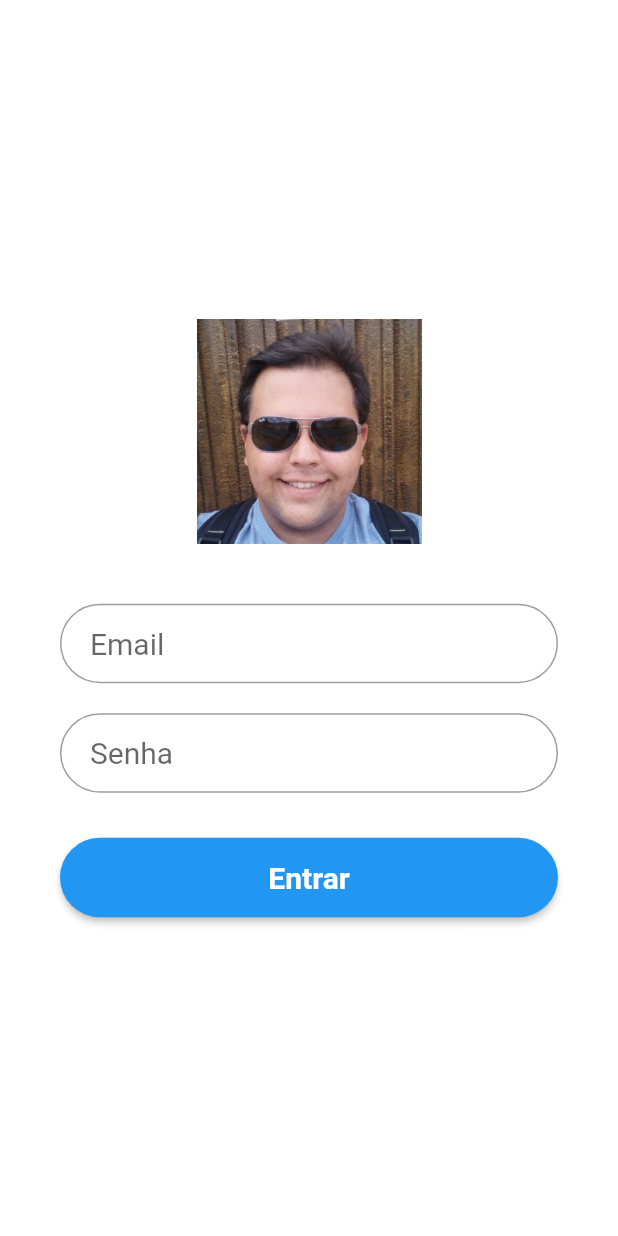
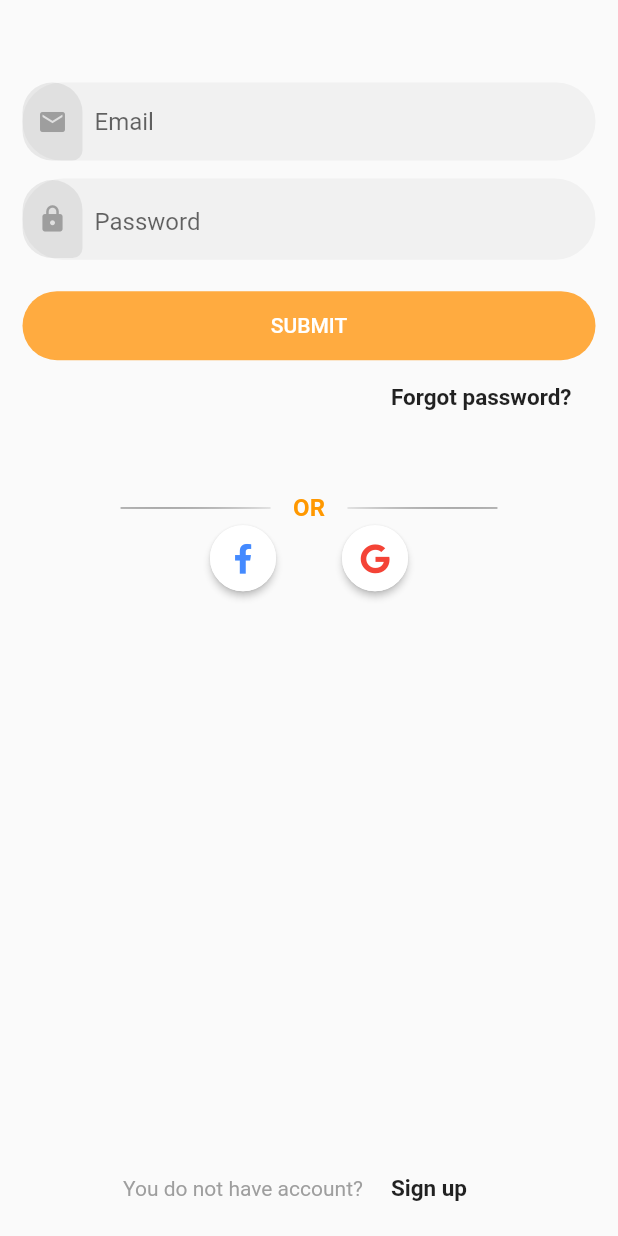
Before and after one commit to Maikonsemd/ParqueappFrontEnd, a Flutter app: the screen it shows after launch, on a phone screen of 412 x 824 dp. Run offline on Flutter 3.47's test engine with Material 2 defaults, Android fonts, the phone set to English and light mode, and no system bars; our stand-ins replace font_awesome_flutter, image_picker, sqflite; missing offline and left inert: dart:ffi, testelogin; accounts and stored records are empty; Roboto replaces fonts that are missing (Montserrat).

```diff
--- /dev/null
+++ b/lib/screen/LoginScreen2.dart
@@ -0,0 +1,310 @@
+import 'package:flutter/material.dart';
+import 'package:flutter/cupertino.dart';
+import 'package:font_awesome_flutter/font_awesome_flutter.dart';
+
+class LoginPage extends StatefulWidget {
+  @override
+  _LoginPageState createState() => _LoginPageState();
+}
+
+class _LoginPageState extends State<LoginPage> {
+  final GlobalKey<FormState> _key = new GlobalKey();
+  final TextEditingController _emailController = new TextEditingController();
+  final TextEditingController _passwordController = new TextEditingController();
+  final scaffoldKey = new GlobalKey<ScaffoldState>();
+  bool _validate = false;
+  bool visible = true;
+  String mobile, password;
+  @override
+  void initState() {
+    super.initState();
+  }
+
+  @override
+  Widget build(BuildContext context) {
+    return new Scaffold(
+      key: scaffoldKey,
+      bottomNavigationBar: new Container(
+          width: MediaQuery.of(context).size.width, child: _linkSignUp()),
+      body: new Form(key: _key, autovalidate: _validate, child: _body(context)),
+    );
+  }
+
+  _body(BuildContext context) =>
+      ListView(physics: BouncingScrollPhysics(), children: <Widget>[
+        Container(
+            padding: EdgeInsets.all(15),
+            child: Column(children: <Widget>[_formUI(), _socialSignIn()]))
+      ]);
+  @override
+  void dispose() {
+    if (this.mounted) super.dispose();
+    _emailController.dispose();
+    _passwordController.dispose();
+  }
+
+  _formUI() {
+    return new Container(
+      child: Column(
+        mainAxisAlignment: MainAxisAlignment.center,
+        children: <Widget>[
+          SizedBox(height: 40.0),
+          _inputEmail(),
+          SizedBox(height: 12.0),
+          _inputPassword(),
+          SizedBox(height: 20.0),
+          SizedBox(
+              width: double.infinity,
+              child: RaisedButton(
+                color: Colors.orangeAccent,
+                textColor: Colors.white,
+                splashColor: Colors.orange,
+                elevation: 0,
+                highlightElevation: 0,
+                padding: const EdgeInsets.all(15.0),
+                child: Text("Submit".toUpperCase()),
+                onPressed: () {
+                  _sendToServer();
+                },
+                shape: RoundedRectangleBorder(
+                    borderRadius: BorderRadius.circular(30.0)),
+              )),
+          _linkForgotPassword()
+        ],
+      ),
+    );
+  }
+
+  _inputEmail() {
+    return new TextFormField(
+      controller: _emailController,
+      decoration: new InputDecoration(
+        contentPadding: const EdgeInsets.all(16.0),
+        hintText: 'Email',
+        prefixIcon: _prefixIcon(Icons.email),
+        border: OutlineInputBorder(
+            borderRadius: BorderRadius.circular(30.0),
+            borderSide: BorderSide.none),
+        filled: true,
+        fillColor: Colors.grey.withOpacity(0.1),
+      ),
+      keyboardType: TextInputType.emailAddress,
+      validator: validateEmail,
+      onSaved: (str) {
+        mobile = str;
+      },
+    );
+  }
+
+  _inputPassword() {
+    return TextFormField(
+        controller: _passwordController,
+        obscureText: visible,
+        validator: validatePassword,
+        readOnly: true,
+        decoration: InputDecoration(
+            contentPadding: const EdgeInsets.all(16.0),
+            hintText: 'Password',
+            prefixIcon: _prefixIcon(Icons.lock),
+            border: OutlineInputBorder(
+                borderRadius: BorderRadius.circular(30.0),
+                borderSide: BorderSide.none),
+            filled: true,
+            fillColor: Colors.grey.withOpacity(0.1),
+            suffix: InkWell(
+              child: visible
+                  ? Icon(
+                      Icons.visibility_off,
+                      size: 18,
+                      color: Colors.orange,
+                    )
+                  : Icon(
+                      Icons.visibility,
+                      size: 18,
+                      color: Colors.orange,
+                    ),
+              onTap: () {
+                setState(() {
+                  visible = !visible;
+                });
+              },
+            )),
+        onSaved: (str) {
+          password = str;
+        });
+  }
+
+  _prefixIcon(IconData iconData) {
+    return Container(
+        padding: const EdgeInsets.only(top: 16.0, bottom: 16.0),
+        margin: const EdgeInsets.only(right: 8.0),
+        decoration: BoxDecoration(
+            color: Colors.grey.withOpacity(0.2),
+            borderRadius: BorderRadius.only(
+                topLeft: Radius.circular(30.0),
+                bottomLeft: Radius.circular(30.0),
+                topRight: Radius.circular(30.0),
+                bottomRight: Radius.circular(10.0))),
+        child: Icon(
+          iconData,
+          size: 20,
+          color: Colors.grey,
+        ));
+  }
+
+  _linkForgotPassword() {
+    return Row(mainAxisAlignment: MainAxisAlignment.end, children: [
+      new Column(
+          mainAxisAlignment: MainAxisAlignment.spaceBetween,
+          children: <Widget>[
+            FlatButton(
+                child: new Text('Forgot password?',
+                    style: TextStyle(
+                        color: Colors.black87,
+                        fontSize: 15.0,
+                        fontWeight: FontWeight.bold)),
+                onPressed: () {})
+          ])
+    ]);
+  }
+
+  _sendToServer() {
+    if (_key.currentState.validate()) {
+      _key.currentState.save();
+    } else {
+      setState(() {
+        _validate = true;
+      });
+    }
+  }
+
+  _linkSignUp() => Padding(
+        padding: EdgeInsets.all(8.0),
+        child: Row(
+          mainAxisAlignment: MainAxisAlignment.center,
+          children: <Widget>[
+            new Text('You do not have account?',
+                style: TextStyle(color: Colors.grey)),
+            new FlatButton(
+              child: new Text('Sign up',
+                  style: TextStyle(
+                      color: Colors.black87,
+                      //decoration: TextDecoration.underline,
+                      fontSize: 15.0,
+                      fontWeight: FontWeight.bold)),
+              onPressed: () {},
+            ),
+          ],
+        ),
+      );
+  _socialSignIn() {
+    return Container(
+        child: Column(children: <Widget>[
+      SizedBox(height: 40.0),
+      Row(mainAxisAlignment: MainAxisAlignment.center, children: <Widget>[
+        Container(
+          decoration: BoxDecoration(
+            gradient: new LinearGradient(
+                colors: [
+                  Colors.grey,
+                  Colors.black12,
+                ],
+                begin: const FractionalOffset(0.0, 0.0),
+                end: const FractionalOffset(1.0, 1.0),
+                stops: [0.0, 1.0],
+                tileMode: TileMode.clamp),
+          ),
+          width: 100.0,
+          height: 1.0,
+        ),
+        Padding(
+            padding: EdgeInsets.only(left: 15.0, right: 15.0),
+            child: Text(
+              "OR",
+              style: TextStyle(
+                  color: Colors.orange,
+                  fontSize: 16.0,
+                  fontWeight: FontWeight.bold),
+            )),
+        Container(
+          decoration: BoxDecoration(
+            gradient: new LinearGradient(
+                colors: [
+                  Colors.black12,
+                  Colors.grey,
+                ],
+                begin: const FractionalOffset(0.0, 0.0),
+                end: const FractionalOffset(1.0, 1.0),
+                stops: [0.0, 1.0],
+                tileMode: TileMode.clamp),
+          ),
+          width: 100.0,
+          height: 1.0,
+        )
+      ]),
+      Row(
+        mainAxisAlignment: MainAxisAlignment.center,
+        children: <Widget>[
+          Container(
+            margin: EdgeInsets.all(0.0),
+            child: new RaisedButton(
+                color: Colors.white,
+                padding: const EdgeInsets.all(12.0),
+                highlightElevation: 0.0,
+                onPressed: () {},
+                splashColor: Colors.grey.withOpacity(0.2),
+                highlightColor: Colors.white,
+                shape: CircleBorder(
+                  side: BorderSide(color: Colors.white, width: 1),
+                ),
+                child: Icon(
+                  FontAwesomeIcons.facebookF,
+                  size: 20,
+                  color: Colors.blueAccent,
+                )),
+          ),
+          Container(
+            margin: EdgeInsets.all(0.0),
+            child: new RaisedButton(
+                color: Colors.white,
+                padding: const EdgeInsets.all(12.0),
+                highlightElevation: 0.0,
+                onPressed: () {},
+                splashColor: Colors.grey.withOpacity(0.2),
+                highlightColor: Colors.white,
+                shape: CircleBorder(
+                  side: BorderSide(color: Colors.white, width: 1),
+                ),
+                child: Icon(
+                  FontAwesomeIcons.google,
+                  size: 20,
+                  color: Colors.red,
+                )),
+          ),
+        ],
+      )
+    ]));
+  }
+
+  String validateEmail(String value) {
+    String pattern =
+        r'^(([^<>()[\]\\.,;:\s@\"]+(\.[^<>()[\]\\.,;:\s@\"]+)*)|(\".+\"))@((\[[0-9]{1,3}\.[0-9]{1,3}\.[0-9]{1,3}\.[0-9]{1,3}\])|(([a-zA-Z\-0-9]+\.)+[a-zA-Z]{2,}))$';
+    RegExp regExp = new RegExp(pattern);
+    if (value.isEmpty) {
+      return 'Email is required';
+    } else if (!regExp.hasMatch(value)) {
+      return 'Invalid email';
+    } else {
+      return null;
+    }
+  }
+
+  String validatePassword(String value) {
+    if (value.isEmpty) {
+      return 'Password is required';
+    } else if (value.length < 4) {
+      return 'Password must be at least 4 characters';
+    }
+    return null;
+  }
+}
--- a/lib/screen/SplashScreen.dart
+++ b/lib/screen/SplashScreen.dart
@@ -1,7 +1,7 @@
 import 'dart:async';
 
 import 'package:flutter/material.dart';
-import 'LoginScreen.dart';
+import 'LoginScreen2.dart';
 
 class SplashScreen extends StatefulWidget {
   @override
@@ -25,7 +25,7 @@ class StartState extends State<SplashScreen> {
 
   route() {
     Navigator.pushReplacement(
-        context, MaterialPageRoute(builder: (context) => LoginScreen()));
+        context, MaterialPageRoute(builder: (context) => LoginPage()));
   }
 
   @override
--- /dev/null
+++ b/lib/testelogin/api_response.dart
@@ -0,0 +1,13 @@
+class ApiResponse<T>{
+  bool ok;
+  String msg;
+  T result;
+
+  ApiResponse.ok(this.result){
+    ok=true;
+  }
+
+  ApiResponse.error(this.msg){
+    ok=false;
+  }
+}
--- /dev/null
+++ b/lib/testelogin/usuario.dart
@@ -0,0 +1,24 @@
+class Usuario {
+  bool authenticated;
+  String expiration;
+  String token;
+  String message;
+
+  Usuario({this.authenticated, this.expiration, this.token, this.message});
+
+  Usuario.fromJson(Map<String, dynamic> json) {
+    authenticated = json['authenticated'];
+    expiration = json['expiration'];
+    token = json['token'];
+    message = json['message'];
+  }
+
+  Map<String, dynamic> toJson() {
+    final Map<String, dynamic> data = new Map<String, dynamic>();
+    data['authenticated'] = this.authenticated;
+    data['expiration'] = this.expiration;
+    data['token'] = this.token;
+    data['message'] = this.message;
+    return data;
+  }
+}
--- a/pubspec.yaml
+++ b/pubspec.yaml
@@ -27,6 +27,7 @@ dependencies:
   image_picker: ^0.6.0+3
   path_provider: ^1.6.14
   intl: ^0.16.1
+  font_awesome_flutter: ^8.10.0
 
   # The following adds the Cupertino Icons font to your application.
   # Use with the CupertinoIcons class for iOS style icons.
```
Also changed, not shown: lib/testelogin/alert.dart (added, +25 -0 lines), lib/testelogin/home_page.dart (added, +26 -0 lines), lib/testelogin/http_api.dart (added, +43 -0 lines), lib/testelogin/login_page.dart (added, +109 -0 lines), pubspec.lock.
